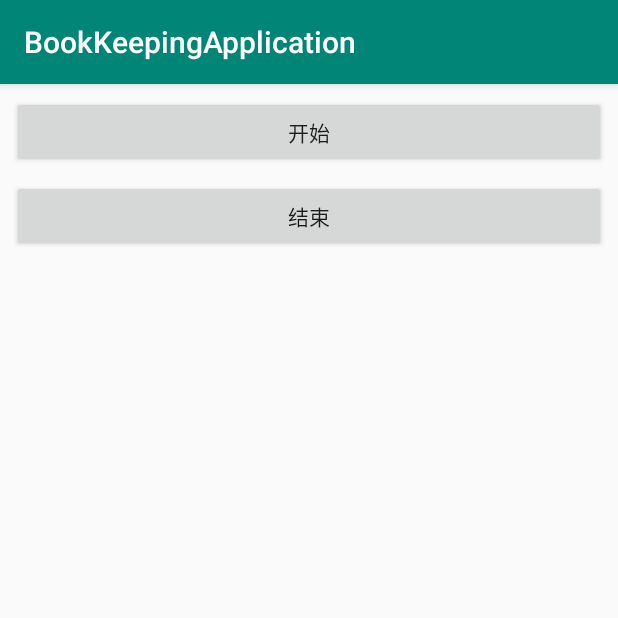
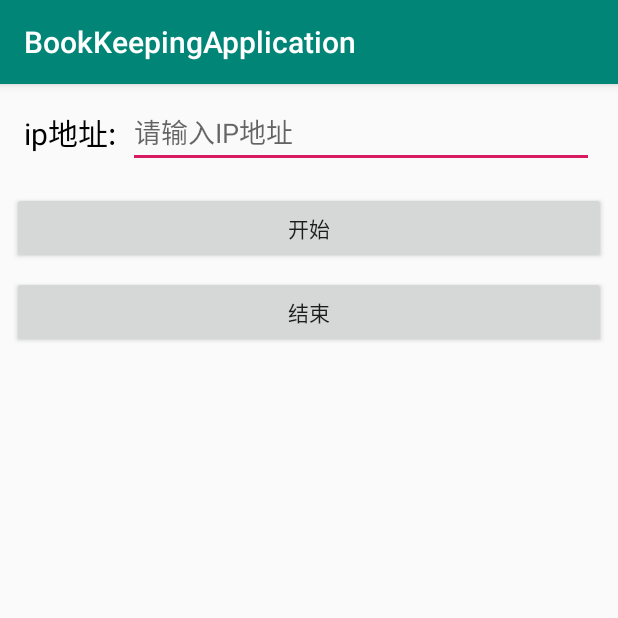
Before and after one commit to EchoBeTaken/book_keeping_android, an Android app: the screen it shows after launch (MainActivity), after a tap on "开始", on a phone screen of 412 x 824 dp, the top half of it. Run offline under Robolectric (Android 15) with nearby library versions, the phone set to English and light mode, and no system bars.

```diff
--- a/app/build.gradle
+++ b/app/build.gradle
@@ -28,4 +28,6 @@ dependencies {
 
     implementation "org.permissionsdispatcher:permissionsdispatcher:4.3.1"
     annotationProcessor "org.permissionsdispatcher:permissionsdispatcher-processor:4.3.1"
+
+    implementation("com.squareup.okhttp3:okhttp:3.14.2")
 }
--- a/app/src/main/java/com/example/bookkeepingapplication/MainActivity.java
+++ b/app/src/main/java/com/example/bookkeepingapplication/MainActivity.java
@@ -23,6 +23,7 @@ import android.util.Log;
 import android.view.View;
 import android.widget.Button;
 
+import com.example.bookkeepingapplication.services.ScreenCaptureService;
 import com.example.bookkeepingapplication.services.ShotService;
 import com.example.bookkeepingapplication.utils.MyApplication;
 
@@ -61,7 +62,7 @@ public class MainActivity extends AppCompatActivity {
 //                finish();
 //                Intent startIntent = new Intent(getApplicationContext(), ShotService.class);
 //                startService(startIntent);
-                Bitmap bitmap = BitmapFactory.decodeResource(getResources(), R.drawable.ic_launcher_background);
+                Bitmap bitmap = BitmapFactory.decodeResource(getResources(), R.mipmap.test);
                 if (Build.VERSION.SDK_INT>=Build.VERSION_CODES.M){
                     if (ContextCompat.checkSelfPermission(MainActivity.this, Manifest.permission.WRITE_EXTERNAL_STORAGE)!= PackageManager.PERMISSION_GRANTED){
                         //没有权限则申请权限
@@ -71,7 +72,6 @@ public class MainActivity extends AppCompatActivity {
                         //有权限直接执行,docode()不用做处理
                         Log.d(TAG, "onImageAvailable: 2222");
                         saveBitmap(bitmap);
-
                     }
                 }else {
                     //小于6.0，不用申请权限，直接执行
@@ -115,16 +115,17 @@ public class MainActivity extends AppCompatActivity {
     }
 
     private void startService() {
+//        ((MyApplication) getApplication()).setmMediaProjectionManager(mMediaProjectionManager);
         if (intent != null && result != 0) {
             ((MyApplication) getApplication()).setResult(result);
             ((MyApplication) getApplication()).setIntent(intent);
-            Intent intent = new Intent(getApplicationContext(), ShotService.class);
+            Intent intent = new Intent(getApplicationContext(), ScreenCaptureService.class);
             startService(intent);
         } else {
             startActivityForResult(mMediaProjectionManager.createScreenCaptureIntent(), REQUEST_MEDIA_PROJECTION);
-            ((MyApplication) getApplication()).setmMediaProjectionManager(mMediaProjectionManager);
-
+//            ((MyApplication) getApplication()).setmMediaProjectionManager(mMediaProjectionManager);
         }
+        ((MyApplication) getApplication()).setMediaProjectionManager(mMediaProjectionManager);
     }
 
     @TargetApi(Build.VERSION_CODES.LOLLIPOP)
@@ -138,9 +139,8 @@ public class MainActivity extends AppCompatActivity {
                 intent = data;
                 ((MyApplication) getApplication()).setResult(resultCode);
                 ((MyApplication) getApplication()).setIntent(data);
-                Intent intent = new Intent(getApplicationContext(), ShotService.class);
+                Intent intent = new Intent(getApplicationContext(), ScreenCaptureService.class);
                 startService(intent);
-
                 finish();
             }
         }
@@ -149,6 +149,7 @@ public class MainActivity extends AppCompatActivity {
     private void saveBitmap(Bitmap bitmap) {
         String pathImage = Environment.getExternalStorageDirectory().getPath() + "/Pictures/";
         String imageName = pathImage + System.currentTimeMillis() + ".jpg";
+        Log.d(TAG, "saveBitmap: " + imageName);
 
         try {
             File fileImage = new File(imageName);
--- a/app/src/main/java/com/example/bookkeepingapplication/services/ShotService.java
+++ b/app/src/main/java/com/example/bookkeepingapplication/services/ShotService.java
@@ -155,7 +155,7 @@ public class ShotService extends Service {
     public void setUpMediaProjection() {
         mResultData = ((MyApplication) getApplication()).getIntent();
         mResultCode = ((MyApplication) getApplication()).getResult();
-        mMediaProjectionManager1 = ((MyApplication) getApplication()).getmMediaProjectionManager();
+        mMediaProjectionManager1 = ((MyApplication) getApplication()).getMediaProjectionManager();
         mMediaProjection = mMediaProjectionManager1.getMediaProjection(mResultCode, mResultData);
         Log.i(TAG, "mMediaProjection defined");
     }
--- a/app/src/main/java/com/example/bookkeepingapplication/utils/MyApplication.java
+++ b/app/src/main/java/com/example/bookkeepingapplication/utils/MyApplication.java
@@ -10,7 +10,7 @@ public class MyApplication extends Application {
 
     private int result = 0;
     private Intent intent = null;
-    private MediaProjectionManager mMediaProjectionManager = null;
+    private MediaProjectionManager mediaProjectionManager = null;
 
     public int getResult() {
         return result;
@@ -28,11 +28,11 @@ public class MyApplication extends Application {
         this.intent = intent;
     }
 
-    public MediaProjectionManager getmMediaProjectionManager() {
-        return mMediaProjectionManager;
+    public MediaProjectionManager getMediaProjectionManager() {
+        return mediaProjectionManager;
     }
 
-    public void setmMediaProjectionManager(MediaProjectionManager mMediaProjectionManager) {
-        this.mMediaProjectionManager = mMediaProjectionManager;
+    public void setMediaProjectionManager(MediaProjectionManager mMediaProjectionManager) {
+        this.mediaProjectionManager = mMediaProjectionManager;
     }
 }
--- a/app/src/main/res/layout/activity_main.xml
+++ b/app/src/main/res/layout/activity_main.xml
@@ -5,6 +5,47 @@
     android:layout_width="match_parent"
     android:layout_height="match_parent"
     tools:context=".MainActivity">
+
+    <androidx.constraintlayout.widget.ConstraintLayout
+        android:id="@+id/constraintLayout"
+        android:layout_width="match_parent"
+        android:layout_height="wrap_content"
+        android:layout_marginStart="8dp"
+        android:layout_marginEnd="8dp"
+        app:layout_constraintEnd_toEndOf="parent"
+        app:layout_constraintStart_toStartOf="parent"
+        app:layout_constraintTop_toTopOf="parent">
+
+        <TextView
+            android:id="@+id/textView"
+            android:layout_width="wrap_content"
+            android:layout_height="wrap_content"
+            android:layout_marginStart="8dp"
+            android:layout_marginTop="8dp"
+            android:layout_marginBottom="8dp"
+            android:text="ip地址:"
+            android:textSize="20dp"
+            android:textColor="#000"
+            app:layout_constraintBottom_toBottomOf="parent"
+            app:layout_constraintStart_toStartOf="parent"
+            app:layout_constraintTop_toTopOf="parent" />
+
+        <EditText
+            android:id="@+id/et_ip_address"
+            android:hint="请输入IP地址"
+            android:textColor="#000"
+            android:layout_width="0dp"
+            android:layout_height="match_parent"
+            android:layout_marginStart="8dp"
+            android:layout_marginTop="8dp"
+            android:layout_marginEnd="8dp"
+            android:layout_marginBottom="8dp"
+            app:layout_constraintBottom_toBottomOf="parent"
+            app:layout_constraintEnd_toEndOf="parent"
+            app:layout_constraintStart_toEndOf="@+id/textView"
+            app:layout_constraintTop_toTopOf="parent" />
+
+    </androidx.constraintlayout.widget.ConstraintLayout>
 
     <Button
         android:id="@+id/btn_start"
@@ -15,8 +56,9 @@
         android:layout_marginEnd="8dp"
         android:text="开始"
         app:layout_constraintEnd_toEndOf="parent"
+        app:layout_constraintHorizontal_bias="1.0"
         app:layout_constraintStart_toStartOf="parent"
-        app:layout_constraintTop_toTopOf="parent" />
+        app:layout_constraintTop_toBottomOf="@+id/constraintLayout" />
 
     <Button
         android:id="@+id/btn_stop"
```
Also changed, not shown: app/src/main/AndroidManifest.xml (+8 -2 lines), app/src/main/java/com/example/bookkeepingapplication/services/ScreenCaptureService.java (+253 -0 lines).
